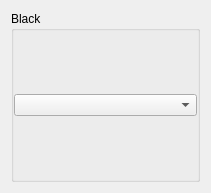
Above: qt/qtgo/qtgo/PlayerWidget.ui from alecs1/home before the change. Below: the same form after it.
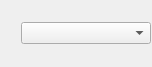
That is the form after the change.

```diff
--- a/qt/qtgo/qtgo/PlayerWidget.ui
+++ b/qt/qtgo/qtgo/PlayerWidget.ui
@@ -6,12 +6,12 @@
    <rect>
     <x>0</x>
     <y>0</y>
-    <width>211</width>
-    <height>193</height>
+    <width>152</width>
+    <height>67</height>
    </rect>
   </property>
   <property name="sizePolicy">
-   <sizepolicy hsizetype="MinimumExpanding" vsizetype="MinimumExpanding">
+   <sizepolicy hsizetype="Fixed" vsizetype="Fixed">
     <horstretch>0</horstretch>
     <verstretch>0</verstretch>
    </sizepolicy>
@@ -20,52 +20,62 @@
    <string>Form</string>
   </property>
   <layout class="QVBoxLayout" name="verticalLayout_2">
-   <item>
-    <widget class="QGroupBox" name="playerGroupBox">
-     <property name="sizePolicy">
-      <sizepolicy hsizetype="MinimumExpanding" vsizetype="MinimumExpanding">
-       <horstretch>0</horstretch>
-       <verstretch>0</verstretch>
-      </sizepolicy>
-     </property>
-     <property name="title">
-      <string>Black</string>
-     </property>
-     <property name="alignment">
-      <set>Qt::AlignLeading|Qt::AlignLeft|Qt::AlignTop</set>
-     </property>
-     <layout class="QVBoxLayout" name="verticalLayout_3">
       <property name="spacing">
-       <number>0</number>
+    <number>1</number>
       </property>
       <property name="leftMargin">
-       <number>0</number>
+    <number>1</number>
       </property>
       <property name="topMargin">
-       <number>0</number>
+    <number>1</number>
       </property>
       <property name="rightMargin">
-       <number>0</number>
+    <number>1</number>
       </property>
       <property name="bottomMargin">
+    <number>1</number>
+   </property>
+   <item>
+    <layout class="QHBoxLayout" name="horizontalLayout">
+     <property name="spacing">
        <number>0</number>
       </property>
       <item>
-       <layout class="QVBoxLayout" name="verticalLayout">
-        <property name="sizeConstraint">
-         <enum>QLayout::SetMinimumSize</enum>
-        </property>
+      <widget class="QLabel" name="playerColourLabel">
+       <property name="sizePolicy">
+        <sizepolicy hsizetype="Fixed" vsizetype="Fixed">
+         <horstretch>0</horstretch>
+         <verstretch>0</verstretch>
+        </sizepolicy>
+       </property>
+       <property name="minimumSize">
+        <size>
+         <width>20</width>
+         <height>20</height>
+        </size>
+       </property>
+       <property name="text">
+        <string/>
+       </property>
+      </widget>
+     </item>
         <item>
          <widget class="QComboBox" name="playerComboBox">
+       <property name="sizePolicy">
+        <sizepolicy hsizetype="MinimumExpanding" vsizetype="Fixed">
+         <horstretch>0</horstretch>
+         <verstretch>0</verstretch>
+        </sizepolicy>
+       </property>
+       <property name="currentIndex">
+        <number>-1</number>
+       </property>
           <property name="sizeAdjustPolicy">
            <enum>QComboBox::AdjustToContents</enum>
           </property>
          </widget>
         </item>
        </layout>
-      </item>
-     </layout>
-    </widget>
    </item>
   </layout>
  </widget>
```
Lines whose indentation alone changed are shown as unchanged.
